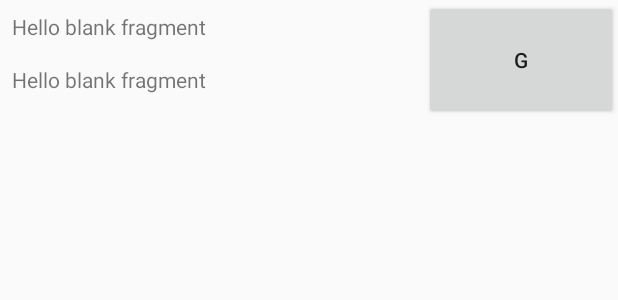
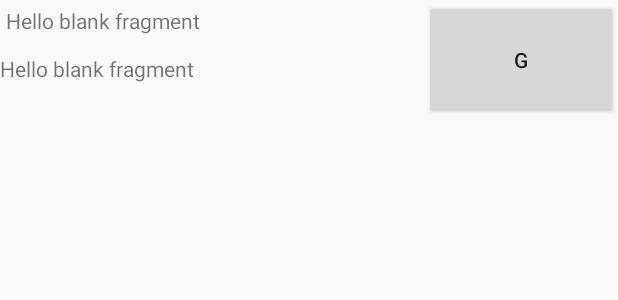
Before and after one commit to RZzero/TextLater, an Android app: the layout item_historial.xml on its own in the app's theme, with its tools: preview values and no code run, on a phone screen of 412 x 824 dp. Shown: the top 300 px of the screen. Run offline under Robolectric (Android 15) with nearby library versions, the phone set to English and light mode, and no system bars.

Commit message:
ADDED: Color & Modify

```diff
--- a/TextLater/app/src/main/AndroidManifest.xml
+++ b/TextLater/app/src/main/AndroidManifest.xml
@@ -30,7 +30,8 @@
             android:name=".MenuActivity"
             android:label="@string/title_activity_menu"
             android:theme="@style/AppTheme.NoActionBar" />
-        <activity android:name=".PrincipalActivity"></activity>
+        <activity android:name=".PrincipalActivity" />
+        <activity android:name=".ModificarActivity"></activity>
     </application>
 
 </manifest>
--- a/TextLater/app/src/main/res/layout/item_historial.xml
+++ b/TextLater/app/src/main/res/layout/item_historial.xml
@@ -1,17 +1,21 @@
 <?xml version="1.0" encoding="utf-8"?>
 <LinearLayout xmlns:android="http://schemas.android.com/apk/res/android"
     android:orientation="horizontal" android:layout_width="match_parent"
-    android:layout_height="match_parent">
+    android:layout_height="match_parent"
+    android:descendantFocusability="blocksDescendants"
+    >
 
     <LinearLayout
         android:layout_width="match_parent"
         android:layout_height="80dp"
+        android:descendantFocusability="blocksDescendants"
         android:orientation="horizontal">
 
         <LinearLayout
             android:layout_width="0dp"
             android:layout_height="wrap_content"
             android:layout_weight="10"
+            android:descendantFocusability="blocksDescendants"
             android:orientation="vertical">
 
             <!-- TODO: Update blank fragment layout -->
@@ -19,19 +23,21 @@
             <TextView
                 android:id="@+id/subject_TextView"
                 android:layout_width="match_parent"
-                android:layout_height="wrap_content"
-                android:layout_margin="8dp"
+                android:layout_height="28dp"
+                android:layout_margin="4dp"
+                android:descendantFocusability="blocksDescendants"
+                android:maxLength="30"
                 android:maxLines="1"
-                android:maxLength="30"
                 android:text="@string/hello_blank_fragment" />
 
             <TextView
                 android:id="@+id/some_text_TextView"
                 android:layout_width="match_parent"
-                android:layout_height="38dp"
-                android:layout_margin="8dp"
+                android:layout_height="30dp"
+                android:layout_margin="0dp"
+                android:descendantFocusability="blocksDescendants"
+                android:maxLength="30"
                 android:maxLines="1"
-                android:maxLength="30"
                 android:text="@string/hello_blank_fragment" />
 
 
@@ -42,6 +48,7 @@
             android:layout_width="0dp"
             android:layout_height="match_parent"
             android:layout_weight="4.57"
+            android:descendantFocusability="blocksDescendants"
             android:text="G" />
 
     </LinearLayout>
```
Also changed, not shown: TextLater/app/src/main/java/com/gestion/textlater/textlater/HistorialFragment.java (+13 -0 lines), TextLater/app/src/main/java/com/gestion/textlater/textlater/MensajeAdapter.java (+8 -0 lines), TextLater/app/src/main/java/com/gestion/textlater/textlater/ModificarActivity.java (added, +13 -0 lines), TextLater/app/src/main/res/layout/activity_modificar.xml (added, +37 -0 lines).
